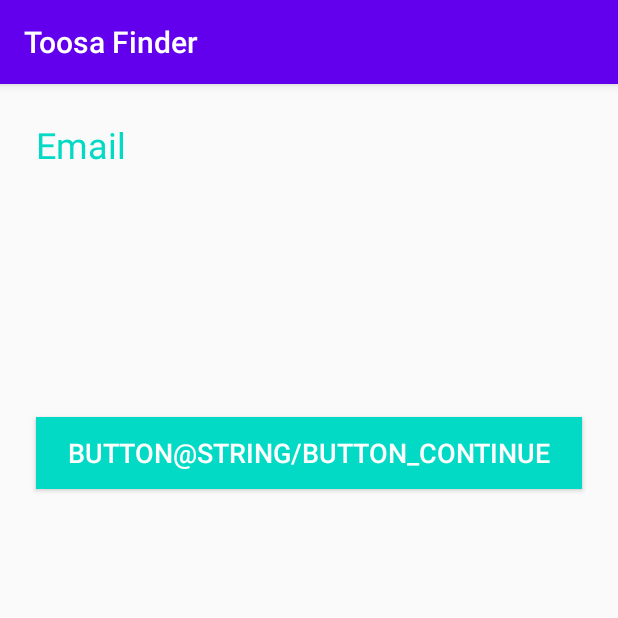
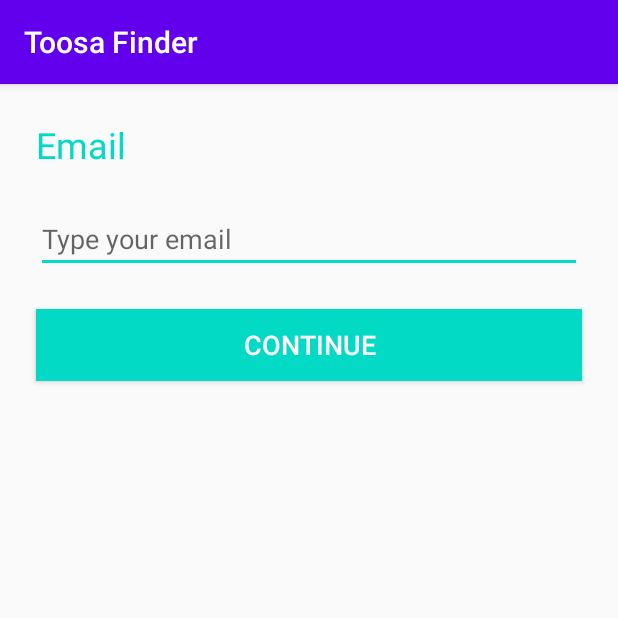
Before and after one commit to ToosaFinder/toosa-finder-android, an Android app: the EmailForRestorationActivity screen opened directly, with no data from a screen before it, after a tap on "CONTINUE", on a phone screen of 412 x 824 dp, the top half of it. Run offline under Robolectric (Android 15) with nearby library versions, the phone set to English and light mode, and no system bars; 8 statements that could not run were skipped.

Commit message:
Зарефакторил код в соответситвии с изменениям от архитектора. Задача на ревью #4173 @ 2,5 часа

```diff
--- /dev/null
+++ b/app/src/main/java/com/toosafinder/restorePassword/emailForRestoration/EmailConfirmationState.kt
@@ -0,0 +1,6 @@
+package com.toosafinder.restorePassword.emailForRestoration
+
+sealed class EmailConfirmationState {
+    object Valid : EmailConfirmationState()
+    object InvalidEmail : EmailConfirmationState()
+}
--- a/app/src/main/java/com/toosafinder/restorePassword/emailForRestoration/EmailForRestorationActivity.kt
+++ b/app/src/main/java/com/toosafinder/restorePassword/emailForRestoration/EmailForRestorationActivity.kt
@@ -3,12 +3,11 @@
 import android.content.Intent
 import android.os.Bundle
 import android.view.View
-import android.widget.Button
-import android.widget.EditText
 import androidx.appcompat.app.AppCompatActivity
 import com.toosafinder.R
-import com.toosafinder.login.LoginViewModel
+import com.toosafinder.login.LoginActivity
 import com.toosafinder.login.afterTextChanged
+import com.toosafinder.network.HTTPRes
 import kotlinx.android.synthetic.main.email_for_restoration.*
 import org.koin.android.viewmodel.ext.android.getViewModel
 
@@ -23,35 +22,40 @@
 
         setContentView(R.layout.email_for_restoration)
 
-        val textFieldEmail = findViewById<EditText>(R.id.textFieldEmail)
-        val buttonContinue = findViewById<Button>(R.id.buttonContinue)
-
-        val email = textFieldEmail.text
-
         emailForRestorationViewModel = getViewModel()
 
-        /*
-        мб нужно добавить проверки на модел вью какие-то
-         */
-        //TODO email validation
-        textFieldEmail.apply{
-            afterTextChanged{ email.toString() }
+        emailForRestorationViewModel.emailConfirmationState.observe(this@EmailForRestorationActivity){
+            when(it){
+                is EmailConfirmationState.InvalidEmail -> textErrorMessage.text = getString(R.string.invalid_email)
+                is EmailConfirmationState.Valid -> textErrorMessage.text = getString(R.string.all_valid)
+            }
+        }
 
-            buttonContinue.setOnClickListener{ _ ->
-                emailForRestorationViewModel.sendEmail(email.toString())
+        emailForRestorationViewModel.emailConfirmationResult.observe(this@EmailForRestorationActivity){
+            when(it){
+                is HTTPRes.Conflict -> textErrorMessage.text = getString(R.string.email_not_found)
+                is HTTPRes.Success -> {
                     textFieldEmail.visibility = View.INVISIBLE
                     buttonContinue.visibility = View.INVISIBLE
                     textAfterClick.visibility = View.VISIBLE
                     buttonAfterClick.visibility = View.VISIBLE
                 }
-
-            buttonAfterClick.setOnClickListener{
-                val intent : Intent = Intent(nextActivity)
-                startActivity(intent)
             }
         }
 
+        val onDataChanged = {
+            emailForRestorationViewModel.emailDataChanged(textFieldEmail.text.toString())
+        }
 
+        textFieldEmail.afterTextChanged { onDataChanged() }
+
+        buttonContinue.setOnClickListener{ _ ->
+            emailForRestorationViewModel.sendEmail(textFieldEmail.text.toString())
+        }
+
+        buttonAfterClick.setOnClickListener{
+            startActivity(Intent(this@EmailForRestorationActivity, LoginActivity::class.java))
+        }
 
     }
 }
--- a/app/src/main/res/layout/email_for_restoration.xml
+++ b/app/src/main/res/layout/email_for_restoration.xml
@@ -76,16 +76,27 @@
         android:layout_width="0dp"
         android:layout_height="wrap_content"
         android:layout_marginStart="@dimen/activity_horizontal_margin"
-        android:layout_marginLeft="@dimen/activity_horizontal_margin"
         android:layout_marginTop="@dimen/activity_vertical_margin"
         android:layout_marginEnd="@dimen/activity_horizontal_margin"
-        android:layout_marginRight="@dimen/activity_horizontal_margin"
         android:background="@color/colorAccent"
-        android:text="Button@string/button_continue"
+        android:text="@string/button_continue"
         android:textColor="@android:color/white"
         android:textSize="@dimen/text_size_normal"
         android:visibility="gone"
         app:layout_constraintEnd_toEndOf="parent"
         app:layout_constraintStart_toStartOf="parent"
         app:layout_constraintTop_toBottomOf="@+id/buttonContinue" />
+
+    <TextView
+        android:id="@+id/textErrorMessage"
+        android:layout_width="wrap_content"
+        android:layout_height="wrap_content"
+        android:layout_marginStart="@dimen/activity_horizontal_margin"
+        android:layout_marginTop="@dimen/activity_vertical_margin"
+        android:layout_marginEnd="@dimen/activity_horizontal_margin"
+        android:textColor="@color/colorError"
+        android:textSize="@dimen/font_size_normal"
+        app:layout_constraintEnd_toStartOf="@+id/promptLogin"
+        app:layout_constraintStart_toStartOf="parent"
+        app:layout_constraintTop_toTopOf="parent" />
 </androidx.constraintlayout.widget.ConstraintLayout>
--- a/app/src/main/res/values/colors.xml
+++ b/app/src/main/res/values/colors.xml
@@ -3,4 +3,5 @@
     <color name="colorPrimary">#6200EE</color>
     <color name="colorPrimaryDark">#3700B3</color>
     <color name="colorAccent">#03DAC5</color>
+    <color name="colorError">#F44336</color>
 </resources>
--- a/app/src/main/res/values/dimens.xml
+++ b/app/src/main/res/values/dimens.xml
@@ -2,6 +2,9 @@
     <!-- Default screen margins, per the Android Design guidelines. -->
     <dimen name="activity_horizontal_margin">24dp</dimen>
     <dimen name="activity_vertical_margin">24dp</dimen>
+    <dimen name="fab_margin">16dp</dimen>
+    <dimen name="font_size_big">24sp</dimen>
+    <dimen name="font_size_normal">18sp</dimen>
     <dimen name="text_size_big">24sp</dimen>
     <dimen name="text_size_normal">18sp</dimen>
     <dimen name="text_size_small">12sp</dimen>
--- a/app/src/main/res/values/strings.xml
+++ b/app/src/main/res/values/strings.xml
@@ -18,4 +18,9 @@
     <string name="check_email_text">We send a password restoration link. Check your email</string>
     <string name="forgot_password">Forgot Password?</string>
     <string name="sign_up">Sign Up</string>
+    <string name="invalid_email">Invalid email</string>
+    <string name="email_not_found">User not found</string>
+    <string name="invalid_email_token">Email token not valid</string>
+    <string name="all_valid"></string>
+    <string name="invalid_password_unequal">Passwords must be equal</string>
 </resources>
```
Also changed, not shown: app/src/main/java/com/toosafinder/restorePassword/emailForRestoration/EmailForRestorationRepository.kt (+3 -5 lines), app/src/main/java/com/toosafinder/restorePassword/emailForRestoration/EmailForRestorationViewModel.kt (+18 -2 lines), app/src/main/java/com/toosafinder/restorePassword/restorePassword/RestorePasswordActivity.kt (+32 -20 lines), app/src/main/java/com/toosafinder/restorePassword/restorePassword/RestorePasswordDataSource.kt (+5 -11 lines), app/src/main/java/com/toosafinder/restorePassword/restorePassword/RestorePasswordRepository.kt (+4 -9 lines), app/src/main/java/com/toosafinder/restorePassword/restorePassword/RestorePasswordState.kt (added, +7 -0 lines), app/src/main/java/com/toosafinder/restorePassword/restorePassword/RestorePasswordViewModel.kt (+14 -11 lines), app/src/main/java/com/toosafinder/utils/Validator.kt (added, +16 -0 lines), app/src/main/res/layout/restore_password.xml (+13 -0 lines). Lines whose indentation alone changed are shown as unchanged.
